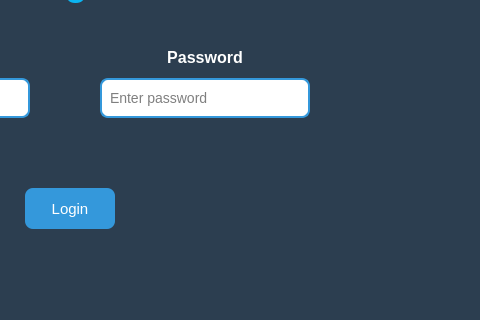
Old version of the form mainwindow.ui in the repository MetaMancerr/PlaTwoButCooler; both pictures show x 320 to 800 and y 112 to 432 of the 800 by 600 pixel window.
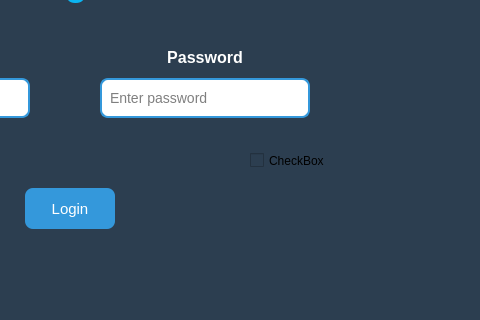
New version of the form.

Commit message: added a cool little animation

Diff of the .ui file:
```diff
--- a/mainwindow.ui
+++ b/mainwindow.ui
@@ -157,6 +157,19 @@
      <string>Need account?</string>
     </property>
    </widget>
+   <widget class="QCheckBox" name="checkBox">
+    <property name="geometry">
+     <rect>
+      <x>570</x>
+      <y>260</y>
+      <width>92</width>
+      <height>25</height>
+     </rect>
+    </property>
+    <property name="text">
+     <string>CheckBox</string>
+    </property>
+   </widget>
   </widget>
  </widget>
  <resources/>
```
The commit also changes 2 other files.
